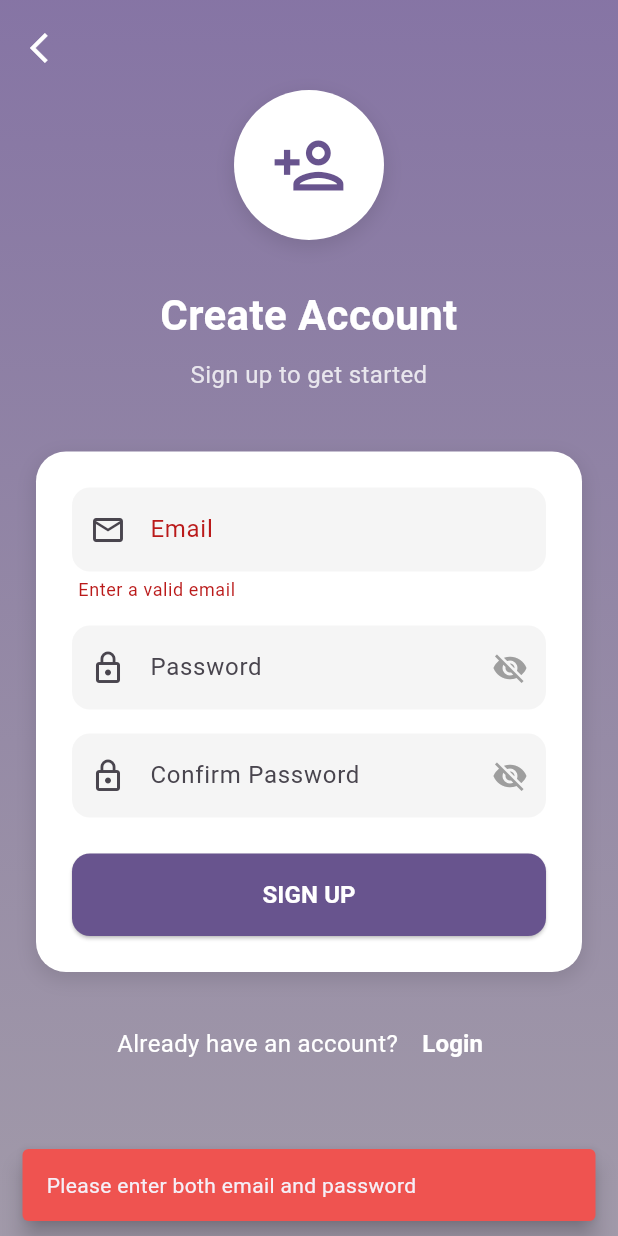
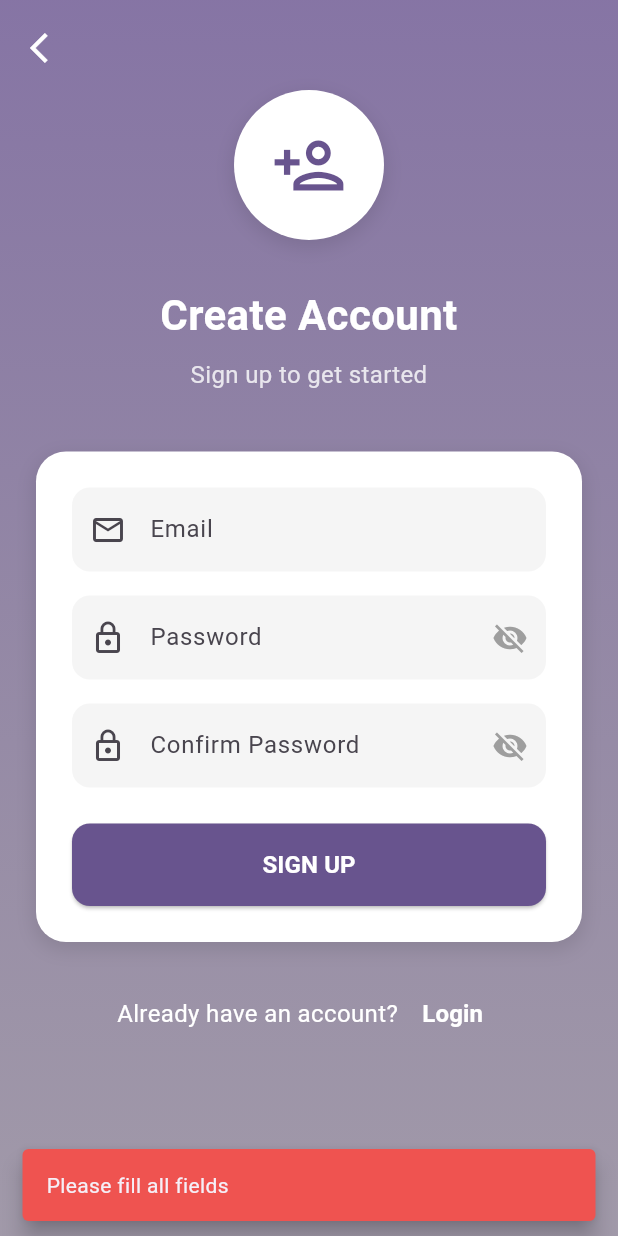
Before and after one commit to devanshu1005/stock_market, a Flutter app: the SignupScreen screen opened directly, after a tap on "SIGN UP", on a phone screen of 412 x 824 dp. Run offline on Flutter 3.47's test engine with Material 3 defaults, Android fonts, the phone set to English and light mode, and no system bars; our stand-ins replace cloud_firestore, firebase_auth, firebase_core, google_sign_in; accounts and stored records are empty.

Commit message:
email validation and verification

```diff
--- a/lib/screens/signup_screen.dart
+++ b/lib/screens/signup_screen.dart
@@ -1,3 +1,4 @@
+import 'package:cloud_firestore/cloud_firestore.dart';
 import 'package:firebase_auth/firebase_auth.dart';
 import 'package:flutter/material.dart';
 import 'user_details_screen.dart';
@@ -16,13 +17,17 @@ class _SignupScreenState extends State<SignupScreen> {
   bool _isLoading = false;
   bool _obscurePassword = true;
   bool _obscureConfirmPassword = true;
+  String? _emailError;
 
   void _signup() async {
-    if (_emailController.text.trim().isEmpty ||
-        _passwordController.text.trim().isEmpty) {
+    String email = _emailController.text.trim();
+    String password = _passwordController.text.trim();
+    String confirmPassword = _confirmPasswordController.text.trim();
+
+    if (email.isEmpty || password.isEmpty || confirmPassword.isEmpty) {
       ScaffoldMessenger.of(context).showSnackBar(
         SnackBar(
-          content: Text("Please enter both email and password"),
+          content: Text("Please fill all fields"),
           backgroundColor: Colors.red.shade400,
           behavior: SnackBarBehavior.floating,
         ),
@@ -30,7 +35,29 @@ class _SignupScreenState extends State<SignupScreen> {
       return;
     }
 
-    if (_passwordController.text != _confirmPasswordController.text) {
+    if (!_isValidEmail(email)) {
+      ScaffoldMessenger.of(context).showSnackBar(
+        SnackBar(
+          content: Text("Please enter a valid email"),
+          backgroundColor: Colors.red.shade400,
+          behavior: SnackBarBehavior.floating,
+        ),
+      );
+      return;
+    }
+
+    if (password.length < 6) {
+      ScaffoldMessenger.of(context).showSnackBar(
+        SnackBar(
+          content: Text("Password must be at least 6 characters long"),
+          backgroundColor: Colors.red.shade400,
+          behavior: SnackBarBehavior.floating,
+        ),
+      );
+      return;
+    }
+
+    if (password != confirmPassword) {
       ScaffoldMessenger.of(context).showSnackBar(
         SnackBar(
           content: Text("Passwords do not match"),
@@ -46,17 +73,37 @@ class _SignupScreenState extends State<SignupScreen> {
     try {
       UserCredential userCredential =
           await _auth.createUserWithEmailAndPassword(
-        email: _emailController.text.trim(),
-        password: _passwordController.text.trim(),
+        email: email,
+        password: password,
       );
 
-      String userId = userCredential.user!.uid;
+       User? user = userCredential.user;
 
-      Navigator.pushReplacement(
-        context,
-        MaterialPageRoute(
-            builder: (context) => UserDetailsScreen(userId: userId)),
-      );
+      if (user != null) {
+        await user.sendEmailVerification();
+        await FirebaseFirestore.instance
+            .collection('UserData')
+            .doc(user.uid)
+            .set({
+          'email': user.email,
+          'uid': user.uid,
+          'createdAt': Timestamp.now(),
+        });
+
+        ScaffoldMessenger.of(context).showSnackBar(
+          SnackBar(
+            content: Text("Verification email sent. Please check your inbox."),
+            backgroundColor: Colors.green.shade400,
+            behavior: SnackBarBehavior.floating,
+          ),
+        );
+
+        Navigator.pushReplacement(
+          context,
+          MaterialPageRoute(
+              builder: (context) => UserDetailsScreen(userId: user.uid)),
+        );
+      }
     } catch (e) {
       ScaffoldMessenger.of(context).showSnackBar(
         SnackBar(
@@ -65,6 +112,7 @@ class _SignupScreenState extends State<SignupScreen> {
           behavior: SnackBarBehavior.floating,
         ),
       );
+    } finally {
       setState(() => _isLoading = false);
     }
   }
@@ -92,7 +140,6 @@ class _SignupScreenState extends State<SignupScreen> {
               ),
             ),
           ),
-
           SafeArea(
             child: Padding(
               padding: const EdgeInsets.all(8.0),
@@ -102,7 +149,6 @@ class _SignupScreenState extends State<SignupScreen> {
               ),
             ),
           ),
-
           SafeArea(
             child: SingleChildScrollView(
               child: Padding(
@@ -111,7 +157,6 @@ class _SignupScreenState extends State<SignupScreen> {
                   crossAxisAlignment: CrossAxisAlignment.stretch,
                   children: [
                     SizedBox(height: 60),
-
                     Container(
                       alignment: Alignment.center,
                       child: Container(
@@ -136,9 +181,7 @@ class _SignupScreenState extends State<SignupScreen> {
                         ),
                       ),
                     ),
-
                     SizedBox(height: 30),
-
                     Text(
                       "Create Account",
                       style: TextStyle(
@@ -148,9 +191,7 @@ class _SignupScreenState extends State<SignupScreen> {
                       ),
                       textAlign: TextAlign.center,
                     ),
-
                     SizedBox(height: 8),
-
                     Text(
                       "Sign up to get started",
                       style: TextStyle(
@@ -159,9 +200,7 @@ class _SignupScreenState extends State<SignupScreen> {
                       ),
                       textAlign: TextAlign.center,
                     ),
-
                     SizedBox(height: 40),
-
                     Container(
                       decoration: BoxDecoration(
                         color: Colors.white,
@@ -195,18 +234,10 @@ class _SignupScreenState extends State<SignupScreen> {
                                 fillColor: Colors.grey.shade100,
                                 contentPadding:
                                     EdgeInsets.symmetric(vertical: 16),
-                                errorText: _isValidEmail(_emailController.text)
-                                    ? null
-                                    : "Enter a valid email",
+                                errorText: _emailError, // Dynamic error message
                               ),
-                              onChanged: (value) {
-                                setState(
-                                    () {});
-                              },
                             ),
-
                             SizedBox(height: 16),
-
                             TextField(
                               controller: _passwordController,
                               obscureText: _obscurePassword,
@@ -237,9 +268,7 @@ class _SignupScreenState extends State<SignupScreen> {
                                     EdgeInsets.symmetric(vertical: 16),
                               ),
                             ),
-
                             SizedBox(height: 16),
-
                             TextField(
                               controller: _confirmPasswordController,
                               obscureText: _obscureConfirmPassword,
@@ -271,9 +300,7 @@ class _SignupScreenState extends State<SignupScreen> {
                                     EdgeInsets.symmetric(vertical: 16),
                               ),
                             ),
-
                             SizedBox(height: 24),
-
                             ElevatedButton(
                               onPressed: _isLoading ? null : _signup,
                               style: ElevatedButton.styleFrom(
@@ -307,9 +334,7 @@ class _SignupScreenState extends State<SignupScreen> {
                         ),
                       ),
                     ),
-
                     SizedBox(height: 24),
-
                     Row(
                       mainAxisAlignment: MainAxisAlignment.center,
                       children: [
@@ -332,7 +357,6 @@ class _SignupScreenState extends State<SignupScreen> {
                         ),
                       ],
                     ),
-
                     SizedBox(height: 24),
                   ],
                 ),
```
Also changed, not shown: lib/screens/login_screen.dart (+39 -38 lines), lib/screens/user_details_screen.dart (+34 -61 lines).
